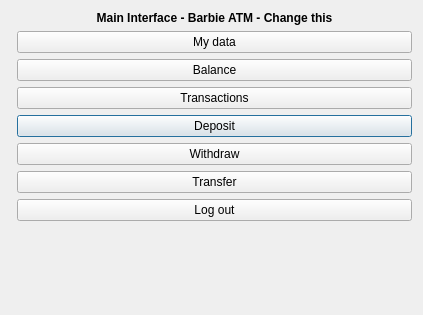
Old version of the form pankkiautomaatti/maininterface.ui in the repository YvonneFrankort/Barbie-ATM.
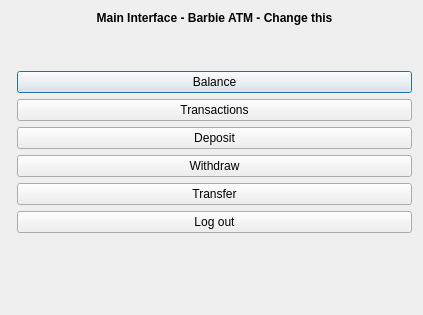
New version of the form.

Commit message: frontend updated, attempts left tested and added, balance and deposit request to backend

```diff
--- a/pankkiautomaatti/maininterface.ui
+++ b/pankkiautomaatti/maininterface.ui
@@ -16,48 +16,6 @@
   <layout class="QVBoxLayout" name="verticalLayout">
    <item>
     <layout class="QFormLayout" name="formLayout">
-     <item row="5" column="1">
-      <widget class="QPushButton" name="depositBtn">
-       <property name="text">
-        <string>Deposit</string>
-       </property>
-      </widget>
-     </item>
-     <item row="7" column="1">
-      <widget class="QPushButton" name="transferBtn">
-       <property name="text">
-        <string>Transfer</string>
-       </property>
-      </widget>
-     </item>
-     <item row="6" column="1">
-      <widget class="QPushButton" name="withdrawBtn">
-       <property name="text">
-        <string>Withdraw</string>
-       </property>
-      </widget>
-     </item>
-     <item row="8" column="1">
-      <widget class="QPushButton" name="logOutBtn">
-       <property name="text">
-        <string>Log out</string>
-       </property>
-      </widget>
-     </item>
-     <item row="4" column="1">
-      <widget class="QPushButton" name="transactionsBtn">
-       <property name="text">
-        <string>Transactions</string>
-       </property>
-      </widget>
-     </item>
-     <item row="3" column="1">
-      <widget class="QPushButton" name="balanceBtn">
-       <property name="text">
-        <string>Balance</string>
-       </property>
-      </widget>
-     </item>
      <item row="1" column="1">
       <widget class="QLabel" name="maininterfacetext">
        <property name="font">
@@ -76,10 +34,59 @@
        </property>
       </widget>
      </item>
+     <item row="4" column="1">
+      <widget class="QPushButton" name="balanceBtn">
+       <property name="text">
+        <string>Balance</string>
+       </property>
+      </widget>
+     </item>
+     <item row="5" column="1">
+      <widget class="QPushButton" name="transactionsBtn">
+       <property name="text">
+        <string>Transactions</string>
+       </property>
+      </widget>
+     </item>
+     <item row="6" column="1">
+      <widget class="QPushButton" name="depositBtn">
+       <property name="text">
+        <string>Deposit</string>
+       </property>
+      </widget>
+     </item>
+     <item row="7" column="1">
+      <widget class="QPushButton" name="withdrawBtn">
+       <property name="text">
+        <string>Withdraw</string>
+       </property>
+      </widget>
+     </item>
+     <item row="8" column="1">
+      <widget class="QPushButton" name="transferBtn">
+       <property name="text">
+        <string>Transfer</string>
+       </property>
+      </widget>
+     </item>
+     <item row="9" column="1">
+      <widget class="QPushButton" name="logOutBtn">
+       <property name="text">
+        <string>Log out</string>
+       </property>
+      </widget>
+     </item>
      <item row="2" column="1">
-      <widget class="QPushButton" name="dataBtn">
+      <widget class="QLabel" name="label">
        <property name="text">
-        <string>My data</string>
+        <string/>
+       </property>
+      </widget>
+     </item>
+     <item row="3" column="1">
+      <widget class="QLabel" name="cardNumLabel">
+       <property name="text">
+        <string/>
        </property>
       </widget>
      </item>
```
The commit also changes 15 other files.
